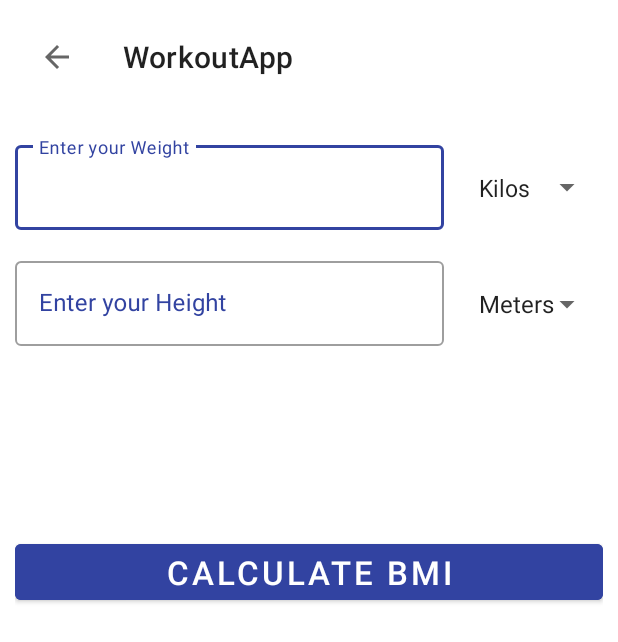
After one commit to johnOdoh/workoutApp, an Android app: the BMIActivity screen opened directly, with no data from a screen before it, on a phone screen of 412 x 824 dp. The commit adds this screen. Shown: the top 642 px of the screen. Run offline under Robolectric (Android 15) with nearby library versions, the light colour scheme and no system bars.

Commit message:
added the bmi screen for calculating BMI

```diff
--- a/app/src/main/java/com/example/workoutapp/ExerciseActivity.kt
+++ b/app/src/main/java/com/example/workoutapp/ExerciseActivity.kt
@@ -35,7 +35,7 @@ class ExerciseActivity : AppCompatActivity(), TextToSpeech.OnInitListener {
 
         //prepare the action bar
         setSupportActionBar(binding?.exerciseToolbar)
-        if (supportActionBar != null) supportActionBar?.setDisplayHomeAsUpEnabled(true) //show back arror for the action bar
+        if (supportActionBar != null) supportActionBar?.setDisplayHomeAsUpEnabled(true) //show back arrow for the action bar
         binding?.exerciseToolbar?.setNavigationOnClickListener { //what will happen when the back arrow is pressed
             initAlertDialog()
         }
--- a/app/src/main/java/com/example/workoutapp/MainActivity.kt
+++ b/app/src/main/java/com/example/workoutapp/MainActivity.kt
@@ -14,8 +14,12 @@ class MainActivity : AppCompatActivity() {
         setContentView(binding?.root)
 
         binding?.flStart?.setOnClickListener{
-//            Toast.makeText(this, "Hello", Toast.LENGTH_LONG).show()
             val intent = Intent(this, ExerciseActivity::class.java)
+            startActivity(intent)
+        }
+
+        binding?.flBMI?.setOnClickListener{
+            val intent = Intent(this, BMIActivity::class.java)
             startActivity(intent)
         }
     }
--- /dev/null
+++ b/app/src/main/res/drawable/input_background.xml
@@ -0,0 +1,6 @@
+<?xml version="1.0" encoding="utf-8"?>
+<shape xmlns:android="http://schemas.android.com/apk/res/android"
+    android:shape="rectangle">
+    <solid android:color="@color/white"/>
+    <stroke android:color="@color/baseColor" android:width="1dp"/>
+</shape>
--- /dev/null
+++ b/app/src/main/res/drawable/input_popup_background.xml
@@ -0,0 +1,6 @@
+<?xml version="1.0" encoding="utf-8"?>
+<shape xmlns:android="http://schemas.android.com/apk/res/android"
+    android:shape="rectangle">
+    <solid android:color="@color/black"/>
+    <stroke android:color="@color/baseColor" android:width="1dp"/>
+</shape>
--- /dev/null
+++ b/app/src/main/res/layout/activity_bmi.xml
@@ -0,0 +1,137 @@
+<?xml version="1.0" encoding="utf-8"?>
+<androidx.constraintlayout.widget.ConstraintLayout xmlns:android="http://schemas.android.com/apk/res/android"
+    xmlns:app="http://schemas.android.com/apk/res-auto"
+    xmlns:tools="http://schemas.android.com/tools"
+    android:layout_width="match_parent"
+    android:layout_height="match_parent"
+    android:padding="10dp"
+    tools:context=".BMIActivity">
+
+    <androidx.appcompat.widget.Toolbar
+        android:id="@+id/bmiToolbar"
+        android:layout_width="match_parent"
+        android:layout_height="?android:attr/actionBarSize"
+        android:theme="@style/toolBarTheme"
+        app:layout_constraintTop_toTopOf="parent"/>
+
+    <LinearLayout
+        android:id="@+id/llWeight"
+        android:layout_width="match_parent"
+        android:layout_height="wrap_content"
+        android:layout_marginBottom="40dp"
+        android:orientation="horizontal"
+        android:layout_marginTop="15dp"
+        app:layout_constraintTop_toBottomOf="@id/bmiToolbar">
+
+        <com.google.android.material.textfield.TextInputLayout
+            android:id="@+id/tiWeight"
+            android:layout_width="0dp"
+            android:layout_height="wrap_content"
+            android:layout_weight="3"
+            android:layout_marginEnd="10dp"
+            android:layout_marginBottom="10dp"
+            android:paddingBottom="15dp"
+            android:hint="Enter your Weight"
+            app:endIconMode="clear_text"
+            style="@style/Widget.MaterialComponents.TextInputLayout.OutlinedBox"
+            android:textColorHint="@color/baseColor">
+
+            <com.google.android.material.textfield.TextInputEditText
+                android:id="@+id/etWeight"
+                android:layout_width="match_parent"
+                android:layout_height="match_parent"
+                android:inputType="numberDecimal|numberSigned" />
+
+        </com.google.android.material.textfield.TextInputLayout>
+
+        <Spinner
+            android:id="@+id/weightSpinner"
+            android:layout_width="0dp"
+            android:layout_height="match_parent"
+            android:layout_weight="1"
+            android:padding="5dp"
+            android:entries="@array/weightUnit"/>
+
+    </LinearLayout>
+
+    <LinearLayout
+        android:id="@+id/llHeight"
+        android:layout_width="0dp"
+        android:layout_height="wrap_content"
+        app:layout_constraintTop_toBottomOf="@id/llWeight"
+        app:layout_constraintStart_toStartOf="parent"
+        app:layout_constraintEnd_toEndOf="parent">
+
+        <com.google.android.material.textfield.TextInputLayout
+            android:id="@+id/tiHeight"
+            style="@style/Widget.MaterialComponents.TextInputLayout.OutlinedBox"
+            android:layout_width="0dp"
+            android:layout_height="wrap_content"
+            android:layout_marginEnd="10dp"
+            android:layout_weight="3"
+            android:paddingBottom="15dp"
+            app:endIconMode="clear_text"
+            android:hint="Enter your Height"
+            android:textColorHint="@color/baseColor">
+
+            <com.google.android.material.textfield.TextInputEditText
+                android:id="@+id/etHeight"
+                android:layout_width="match_parent"
+                android:layout_height="match_parent"
+                android:inputType="numberDecimal" />
+
+        </com.google.android.material.textfield.TextInputLayout>
+
+        <Spinner
+            android:id="@+id/heightSpinner"
+            android:layout_width="0dp"
+            android:layout_height="60dp"
+            android:layout_weight="1"
+            android:padding="5dp"
+            android:entries="@array/HeightUnit" />
+    </LinearLayout>
+
+    <LinearLayout
+        android:id="@+id/llResult"
+        android:layout_width="match_parent"
+        android:layout_height="wrap_content"
+        android:layout_marginTop="15dp"
+        android:gravity="center"
+        android:visibility="invisible"
+        tools:visibility="visible"
+        android:orientation="vertical"
+        app:layout_constraintTop_toBottomOf="@id/llHeight">
+
+        <TextView
+            android:id="@+id/bmiResultText"
+            android:layout_width="wrap_content"
+            android:layout_height="wrap_content"
+            android:layout_gravity="center"
+            android:padding="5dp"
+            android:textColor="@color/baseColor"
+            android:textStyle="bold"
+            android:textAllCaps="true"
+            android:textSize="22sp"
+            tools:text="your bmi is 22.5"/>
+        <TextView
+            android:id="@+id/adviceText"
+            android:layout_width="wrap_content"
+            android:layout_height="wrap_content"
+            android:layout_gravity="center"
+            android:padding="5dp"
+            android:textSize="22sp"
+            tools:text="you are over-weight. You should eat more of fruits and vegetables"/>
+
+    </LinearLayout>
+
+    <Button
+        android:id="@+id/btnSubmit"
+        android:layout_width="match_parent"
+        android:layout_height="wrap_content"
+        android:layout_marginTop="15dp"
+        android:backgroundTint="@color/baseColor"
+        android:text="calculate BMI"
+        android:textSize="22sp"
+        app:layout_constraintTop_toBottomOf="@id/llResult"/>
+
+</androidx.constraintlayout.widget.ConstraintLayout>
--- a/app/src/main/res/layout/activity_exercise_completed.xml
+++ b/app/src/main/res/layout/activity_exercise_completed.xml
@@ -5,6 +5,9 @@
     xmlns:app="http://schemas.android.com/apk/res-auto"
     android:layout_width="match_parent"
     android:layout_height="match_parent"
+    android:padding="15dp"
     tools:context=".ExerciseCompletedActivity">
 
-  </androidx.constraintlayout.widget.ConstraintLayout>
+
+
+</androidx.constraintlayout.widget.ConstraintLayout>
--- /dev/null
+++ b/app/src/main/res/values/arrays.xml
@@ -0,0 +1,11 @@
+<?xml version="1.0" encoding="utf-8"?>
+<resources>
+    <string-array name="weightUnit">
+        <item>Kilos</item>
+        <item>Pounds</item>
+    </string-array>
+    <string-array name="HeightUnit">
+        <item>Meters</item>
+        <item>Feet</item>
+    </string-array>
+</resources>
```
Also changed, not shown: app/src/main/AndroidManifest.xml (+16 -10 lines), app/src/main/java/com/example/workoutapp/BMIActivity.kt (added, +99 -0 lines), app/src/main/res/layout/activity_main.xml (+34 -0 lines), app/src/main/res/drawable/better.png (added), app/src/main/res/drawable/check.png (added).
